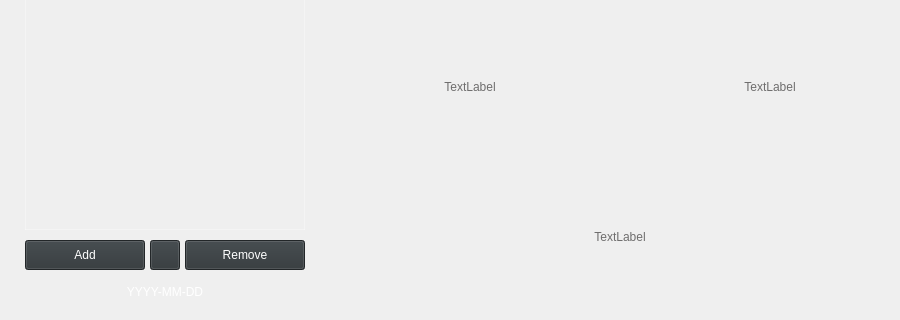
The window that Projects/P3-ShrineChecker/main/ui/sc_ui_base.ui (michalkowal66/ShrineChecker) describes before a commit, drawn with Qt 5; both pictures show x 0 to 900 and y 280 to 600 of the 900 by 600 pixel window.
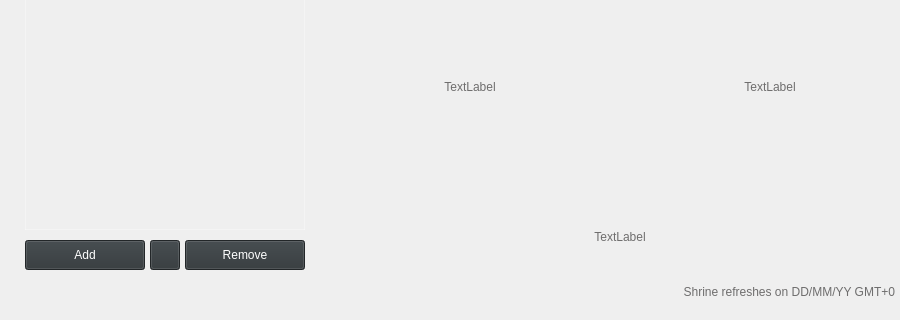
The same window after the commit. Icons and pictures are not drawn.

Commit message: Minor tweaks in ui and dialogs templates

The edit to the form file:
```diff
--- a/Projects/P3-ShrineChecker/main/ui/sc_ui_base.ui
+++ b/Projects/P3-ShrineChecker/main/ui/sc_ui_base.ui
@@ -92,6 +92,12 @@
 	background-color: rgba(0, 0, 0, 0);
 }
 
+QLabel#date_lbl {
+	font: 12pt &quot;Sylfaen&quot;;
+	color: #6e6d6d;
+	background-color: rgba(0, 0, 0, 0);
+}
+
 QListWidget{
 	color: white;
 	background-color: rgba(0, 0, 0, 0);
@@ -474,9 +480,9 @@
    <widget class="QLabel" name="date_lbl">
     <property name="geometry">
      <rect>
-      <x>25</x>
+      <x>565</x>
       <y>565</y>
-      <width>280</width>
+      <width>330</width>
       <height>30</height>
      </rect>
     </property>
@@ -490,10 +496,10 @@
      <string notr="true">background-color: rgba(0, 0, 0, 0);</string>
     </property>
     <property name="text">
-     <string>YYYY-MM-DD</string>
+     <string>Shrine refreshes on DD/MM/YY GMT+0</string>
     </property>
     <property name="alignment">
-     <set>Qt::AlignHCenter|Qt::AlignTop</set>
+     <set>Qt::AlignRight|Qt::AlignTop|Qt::AlignTrailing</set>
     </property>
    </widget>
    <widget class="QLabel" name="bg">
```
The commit also changes 7 other files.
